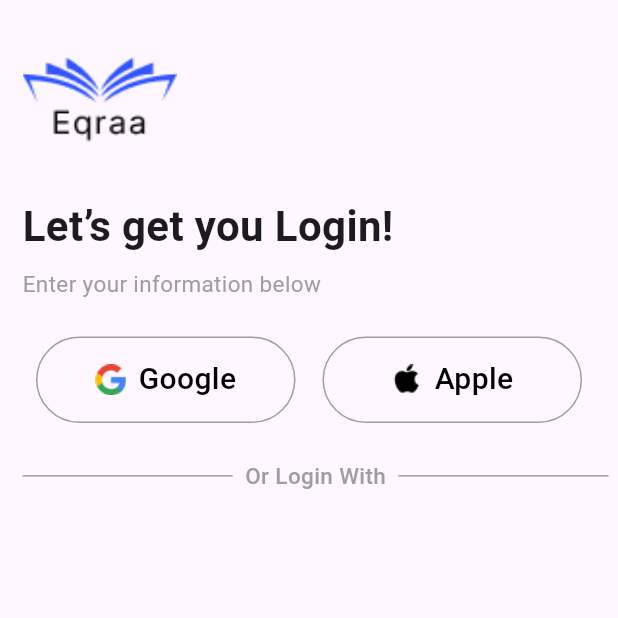
After one commit to youssef-emad347/Eqraa_book_store, a Flutter app: the LoginScreen screen opened by its route, on a phone screen of 412 x 824 dp, the top half of it. The commit adds this screen. Run offline on Flutter 3.47's test engine with Material 3 defaults, Android fonts, the phone set to English and light mode, and no system bars; our stand-ins replace google_fonts.

Commit message:
Start of the login screen [AI 16%] create header of login & signup screen create or divider create options login

```diff
--- /dev/null
+++ b/lib/core/constants/text_style.dart
@@ -0,0 +1,24 @@
+import 'package:flutter/material.dart';
+
+class StylesManager {
+  static const TextStyle textStyle28px = TextStyle(
+    fontSize: 28.0,
+    fontWeight: FontWeight.bold,
+  );
+
+  static const TextStyle textStyle15px = TextStyle(
+    fontSize: 15.0,
+    color: Colors.grey,
+    fontWeight: FontWeight.w400,
+  );
+  static const TextStyle optionLogin20px = TextStyle(
+    fontSize: 20.0,
+    color: Colors.black,
+    fontWeight: FontWeight.w500,
+  );
+  static const TextStyle orDividerText = TextStyle(
+    fontSize: 15.0,
+    color: Colors.grey,
+    fontWeight: FontWeight.w500,
+  );
+}
--- /dev/null
+++ b/lib/feature/authentication/login/login_screen.dart
@@ -0,0 +1,38 @@
+import 'package:eqraa_book_store/feature/authentication/widget/header.dart';
+import 'package:eqraa_book_store/feature/authentication/widget/options_login.dart';
+import 'package:eqraa_book_store/feature/authentication/widget/or_divider.dart';
+import 'package:flutter/material.dart';
+
+class LoginScreen extends StatelessWidget {
+  const LoginScreen({super.key});
+
+  @override
+  Widget build(BuildContext context) {
+    final double screenHeight = MediaQuery.of(context).size.height;
+    final double screenWidth = MediaQuery.of(context).size.width;
+    return Scaffold(
+      body: SafeArea(
+        child: Padding(
+          padding: const EdgeInsets.all(15.0),
+          child: Column(
+            mainAxisAlignment: MainAxisAlignment.start,
+            crossAxisAlignment: CrossAxisAlignment.start,
+            children: [
+              HeaderCustomWidget(text: "Let’s get you Login!"),
+              SizedBox(height: screenHeight * 0.03),
+              Row(
+                mainAxisAlignment: MainAxisAlignment.spaceAround,
+                children: [
+                  OptionLogin(text: "Google", image: "assets/google.png"),
+                  OptionLogin(text: "Apple", image: "assets/apple.png"),
+                ],
+              ),
+              SizedBox(height: screenHeight * 0.03),
+              OrDivider(),
+            ],
+          ),
+        ),
+      ),
+    );
+  }
+}
--- /dev/null
+++ b/lib/feature/authentication/widget/header.dart
@@ -0,0 +1,33 @@
+import 'package:eqraa_book_store/core/constants/text_style.dart';
+import 'package:flutter/material.dart';
+
+class HeaderCustomWidget extends StatelessWidget {
+  final String text;
+
+  const HeaderCustomWidget({super.key, required this.text});
+
+  @override
+  Widget build(BuildContext context) {
+    final double screenHeight = MediaQuery.of(context).size.height;
+    final double screenWidth = MediaQuery.of(context).size.width;
+
+    return Column(
+      crossAxisAlignment: CrossAxisAlignment.start,
+      children: [
+        Image.asset(
+          "assets/logoBlue.png",
+          height: screenHeight * 0.12,
+          width: screenWidth * 0.25,
+          fit: BoxFit.fill,
+        ),
+        SizedBox(height: screenHeight * 0.02),
+        Text(text, style: StylesManager.textStyle28px),
+        SizedBox(height: screenHeight * 0.01),
+        Text(
+          "Enter your information below",
+          style: StylesManager.textStyle15px,
+        ),
+      ],
+    );
+  }
+}
--- /dev/null
+++ b/lib/feature/authentication/widget/options_login.dart
@@ -0,0 +1,43 @@
+import 'package:eqraa_book_store/core/constants/text_style.dart';
+import 'package:flutter/material.dart';
+
+class OptionLogin extends StatelessWidget {
+  final String text;
+  final String image;
+  const OptionLogin({super.key, required this.text, required this.image});
+
+  @override
+  Widget build(BuildContext context) {
+    final double screenHeight = MediaQuery.of(context).size.height;
+    final double screenWidth = MediaQuery.of(context).size.width;
+    return Container(
+      width: screenWidth * 0.42,
+      height: screenHeight * 0.07,
+      decoration: BoxDecoration(
+        border: Border.all(color: Colors.grey),
+        borderRadius: BorderRadius.circular(30.0),
+      ),
+      child: Row(
+        mainAxisAlignment: MainAxisAlignment.center,
+        mainAxisSize: MainAxisSize.min,
+        children: [
+          Image.asset(
+            image,
+            height: screenHeight * 0.03,
+            width: screenWidth * 0.05,
+            fit: BoxFit.contain,
+          ),
+          SizedBox(width: screenWidth * 0.02),
+          Flexible(
+            child: Text(
+              text,
+              overflow: TextOverflow.ellipsis,
+              maxLines: 1,
+              style: StylesManager.optionLogin20px,
+            ),
+          ),
+        ],
+      ),
+    );
+  }
+}
--- /dev/null
+++ b/lib/feature/authentication/widget/or_divider.dart
@@ -0,0 +1,22 @@
+import 'package:eqraa_book_store/core/constants/text_style.dart';
+import 'package:flutter/material.dart';
+
+class OrDivider extends StatelessWidget {
+  const OrDivider({super.key});
+
+  @override
+  Widget build(BuildContext context) {
+    final double screenWidth = MediaQuery.of(context).size.width;
+
+    return Row(
+      mainAxisAlignment: MainAxisAlignment.center,
+      children: [
+        Container(height: 1, width: screenWidth * 0.34, color: Colors.grey),
+        SizedBox(width: screenWidth * 0.02),
+        Text("Or Login With", style: StylesManager.orDividerText),
+        SizedBox(width: screenWidth * 0.02),
+        Container(height: 1, width: screenWidth * 0.34, color: Colors.grey),
+      ],
+    );
+  }
+}
--- a/lib/feature/onboarding/onboarding_screen.dart
+++ b/lib/feature/onboarding/onboarding_screen.dart
@@ -57,7 +57,9 @@ class OnboardingScreen extends StatelessWidget {
                     MainButton(
                       title: "Next",
                       isEnabled: true,
-                      onPressedFunction: () {},
+                      onPressedFunction: () {
+                        Navigator.pushReplacementNamed(context, "/login");
+                      },
                     ),
                   ],
                 ),
--- a/lib/main.dart
+++ b/lib/main.dart
@@ -1,3 +1,4 @@
+import 'package:eqraa_book_store/feature/authentication/login/login_screen.dart';
 import 'package:eqraa_book_store/feature/onboarding/onboarding_screen.dart';
 import 'package:eqraa_book_store/feature/splash/splash_screen.dart';
 import 'package:flutter/material.dart';
@@ -15,7 +16,10 @@ class MyApp extends StatelessWidget {
     return MaterialApp(
       debugShowCheckedModeBanner: false,
       home: SplashScreen(),
-      routes: {"/onboarding": (context) => OnboardingScreen()},
+      routes: {
+        "/onboarding": (context) => OnboardingScreen(),
+        "/login": (context) => LoginScreen(),
+      },
     );
   }
 }
```
Also changed, not shown: assets/apple.png (added), assets/google.png (added).
